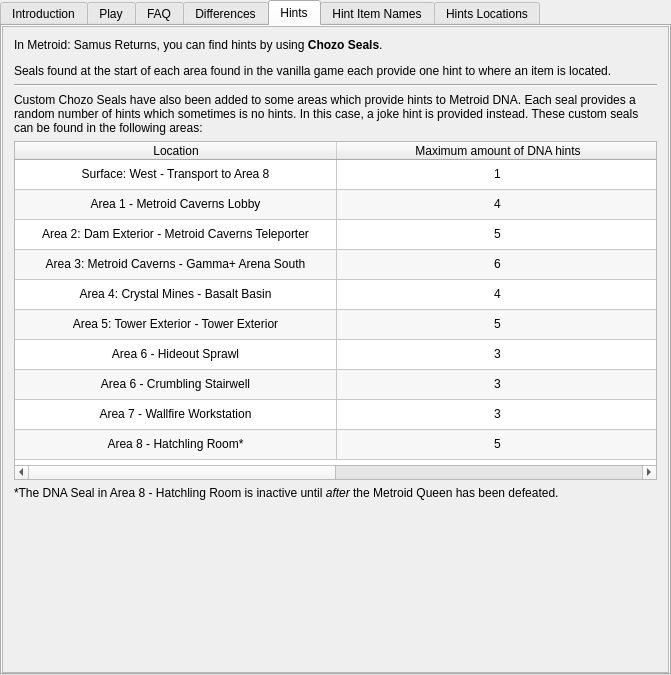
Qt form randovania/gui/ui_files/games_tab_samusreturns_widget.ui (randovania/randovania) before a commit.
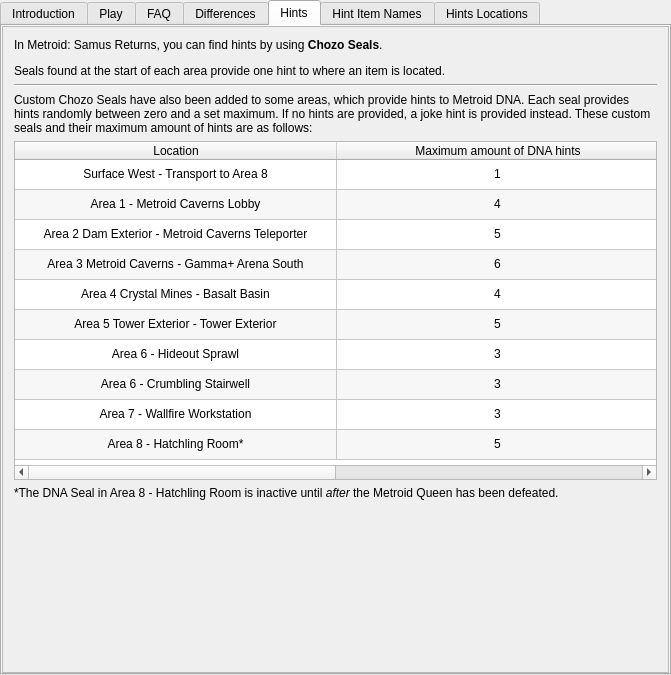
The same form after that commit. The open tabs and pages were chosen to show the change. Custom widgets are drawn as their Qt base class.

```diff
--- a/randovania/gui/ui_files/games_tab_samusreturns_widget.ui
+++ b/randovania/gui/ui_files/games_tab_samusreturns_widget.ui
@@ -198,15 +198,15 @@
         <rect>
          <x>0</x>
          <y>0</y>
-         <width>665</width>
-         <height>646</height>
+         <width>661</width>
+         <height>636</height>
         </rect>
        </property>
        <layout class="QVBoxLayout" name="verticalLayout_2">
         <item>
          <widget class="QLabel" name="hints_label">
           <property name="text">
-           <string>&lt;html&gt;&lt;head/&gt;&lt;body&gt;&lt;p&gt;In Metroid: Samus Returns, you can find hints by using &lt;span style=&quot; font-weight:600;&quot;&gt;Chozo Seals&lt;/span&gt;.&lt;/p&gt;&lt;p align=&quot;justify&quot;&gt;Seals found at the start of each area found in the vanilla game each provide one hint to where an item is located.&lt;/p&gt;&lt;/body&gt;&lt;/html&gt;</string>
+           <string>&lt;html&gt;&lt;head/&gt;&lt;body&gt;&lt;p&gt;In Metroid: Samus Returns, you can find hints by using &lt;span style=&quot; font-weight:600;&quot;&gt;Chozo Seals&lt;/span&gt;.&lt;/p&gt;&lt;p align=&quot;justify&quot;&gt;Seals found at the start of each area provide one hint to where an item is located.&lt;/p&gt;&lt;/body&gt;&lt;/html&gt;</string>
           </property>
           <property name="alignment">
            <set>Qt::AlignLeading|Qt::AlignLeft|Qt::AlignTop</set>
@@ -226,7 +226,7 @@
         <item>
          <widget class="QLabel" name="hints_label_2">
           <property name="text">
-           <string>&lt;html&gt;&lt;head/&gt;&lt;body&gt;&lt;p&gt;Custom Chozo Seals have also been added to some areas which provide hints to Metroid DNA. Each seal provides a random number of hints which sometimes is no hints. In this case, a joke hint is provided instead. These custom seals can be found in the following areas:&lt;/p&gt;&lt;/body&gt;&lt;/html&gt;</string>
+           <string>&lt;html&gt;&lt;head/&gt;&lt;body&gt;&lt;p&gt;Custom Chozo Seals have also been added to some areas, which provide hints to Metroid DNA. Each seal provides hints randomly between zero and a set maximum. If no hints are provided, a joke hint is provided instead. These custom seals and their maximum amount of hints are as follows:&lt;/p&gt;&lt;/body&gt;&lt;/html&gt;</string>
           </property>
           <property name="alignment">
            <set>Qt::AlignLeading|Qt::AlignLeft|Qt::AlignTop</set>
@@ -366,7 +366,7 @@
           </column>
           <item row="0" column="0">
            <property name="text">
-            <string>Surface: West - Transport to Area 8</string>
+            <string>Surface West - Transport to Area 8</string>
            </property>
            <property name="textAlignment">
             <set>AlignCenter</set>
@@ -398,7 +398,7 @@
           </item>
           <item row="2" column="0">
            <property name="text">
-            <string>Area 2: Dam Exterior - Metroid Caverns Teleporter</string>
+            <string>Area 2 Dam Exterior - Metroid Caverns Teleporter</string>
            </property>
            <property name="textAlignment">
             <set>AlignCenter</set>
@@ -414,7 +414,7 @@
           </item>
           <item row="3" column="0">
            <property name="text">
-            <string>Area 3: Metroid Caverns - Gamma+ Arena South</string>
+            <string>Area 3 Metroid Caverns - Gamma+ Arena South</string>
            </property>
            <property name="textAlignment">
             <set>AlignCenter</set>
@@ -430,7 +430,7 @@
           </item>
           <item row="4" column="0">
            <property name="text">
-            <string>Area 4: Crystal Mines - Basalt Basin</string>
+            <string>Area 4 Crystal Mines - Basalt Basin</string>
            </property>
            <property name="textAlignment">
             <set>AlignCenter</set>
@@ -446,7 +446,7 @@
           </item>
           <item row="5" column="0">
            <property name="text">
-            <string>Area 5: Tower Exterior - Tower Exterior</string>
+            <string>Area 5 Tower Exterior - Tower Exterior</string>
            </property>
            <property name="textAlignment">
             <set>AlignCenter</set>
```
Left out of the diff: 16 changed lines with no effect on the pictures.
